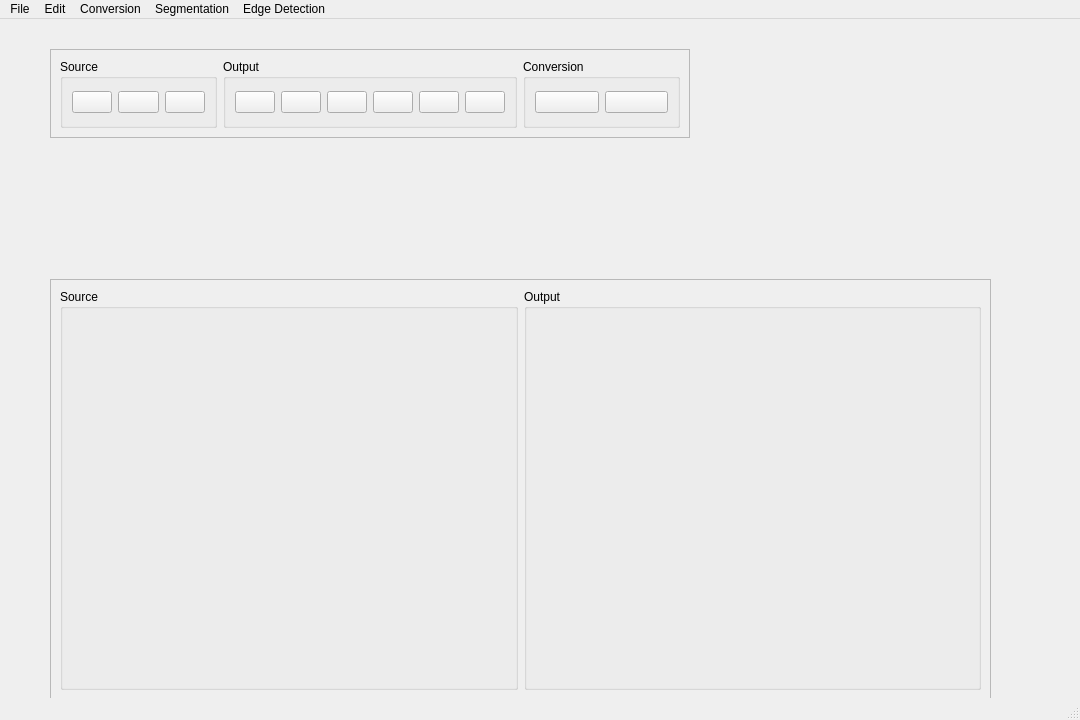
Before: the Qt Designer form pyqtUI_design.ui in UmutDeniz26/Image-Processing-PyQt5-UI, drawn with Qt 5.
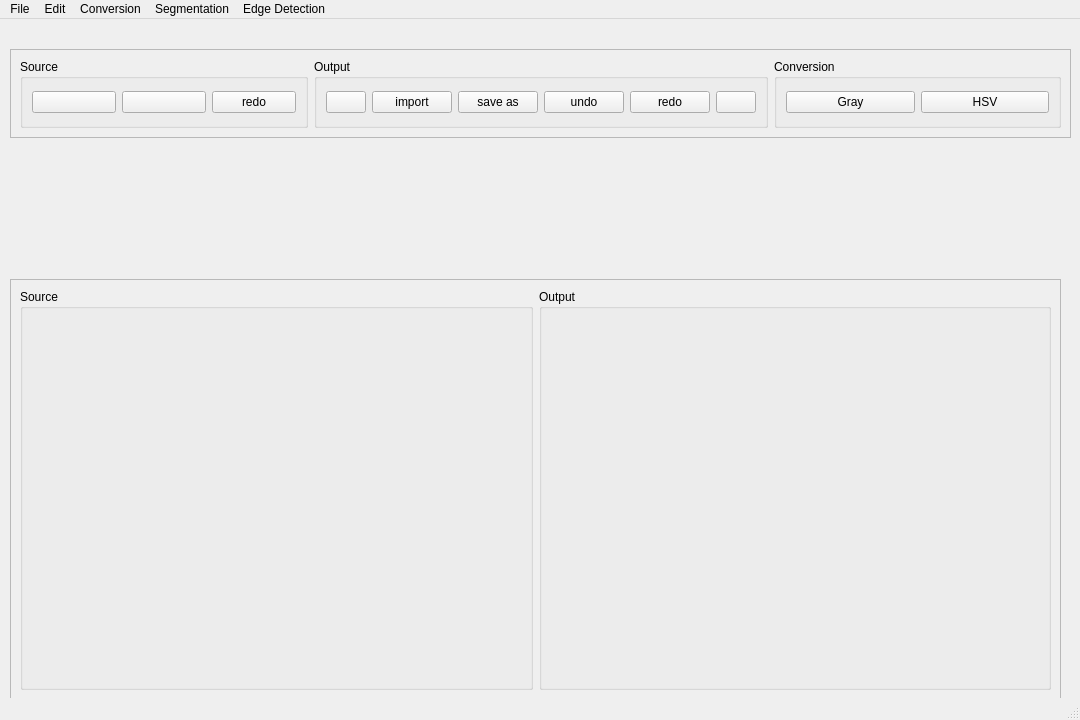
After: the same form once the commit is applied. Icons and pictures are not drawn.

Commit message: Refactor PyQt UI design for improved usability and aesthetics

Diff of the .ui file:
```diff
--- a/pyqtUI_design.ui
+++ b/pyqtUI_design.ui
@@ -32,9 +32,9 @@
    <widget class="QFrame" name="toolsFrame">
     <property name="geometry">
      <rect>
-      <x>50</x>
+      <x>10</x>
       <y>30</y>
-      <width>640</width>
+      <width>1061</width>
       <height>89</height>
      </rect>
     </property>
@@ -72,7 +72,7 @@
         <item>
          <widget class="QPushButton" name="source_redo">
           <property name="text">
-           <string/>
+           <string>redo</string>
           </property>
          </widget>
         </item>
@@ -99,28 +99,28 @@
         <item>
          <widget class="QPushButton" name="output_import">
           <property name="text">
-           <string/>
+           <string>import</string>
           </property>
          </widget>
         </item>
         <item>
          <widget class="QPushButton" name="output_save_as">
           <property name="text">
-           <string/>
+           <string>save as</string>
           </property>
          </widget>
         </item>
         <item>
          <widget class="QPushButton" name="output_undo">
           <property name="text">
-           <string/>
+           <string>undo</string>
           </property>
          </widget>
         </item>
         <item>
          <widget class="QPushButton" name="output_redo">
           <property name="text">
-           <string/>
+           <string>redo</string>
           </property>
          </widget>
         </item>
@@ -143,14 +143,14 @@
         <item>
          <widget class="QPushButton" name="bgr_2_gray">
           <property name="text">
-           <string/>
+           <string>Gray</string>
           </property>
          </widget>
         </item>
         <item>
          <widget class="QPushButton" name="converson_2">
           <property name="text">
-           <string/>
+           <string>HSV</string>
           </property>
          </widget>
         </item>
@@ -162,9 +162,9 @@
    <widget class="QFrame" name="imagesFrame">
     <property name="geometry">
      <rect>
-      <x>50</x>
+      <x>10</x>
       <y>260</y>
-      <width>941</width>
+      <width>1051</width>
       <height>421</height>
      </rect>
     </property>
```
Left out of the diff: 2 changed lines with no effect on the pictures. The commit also changes 3 other files.
